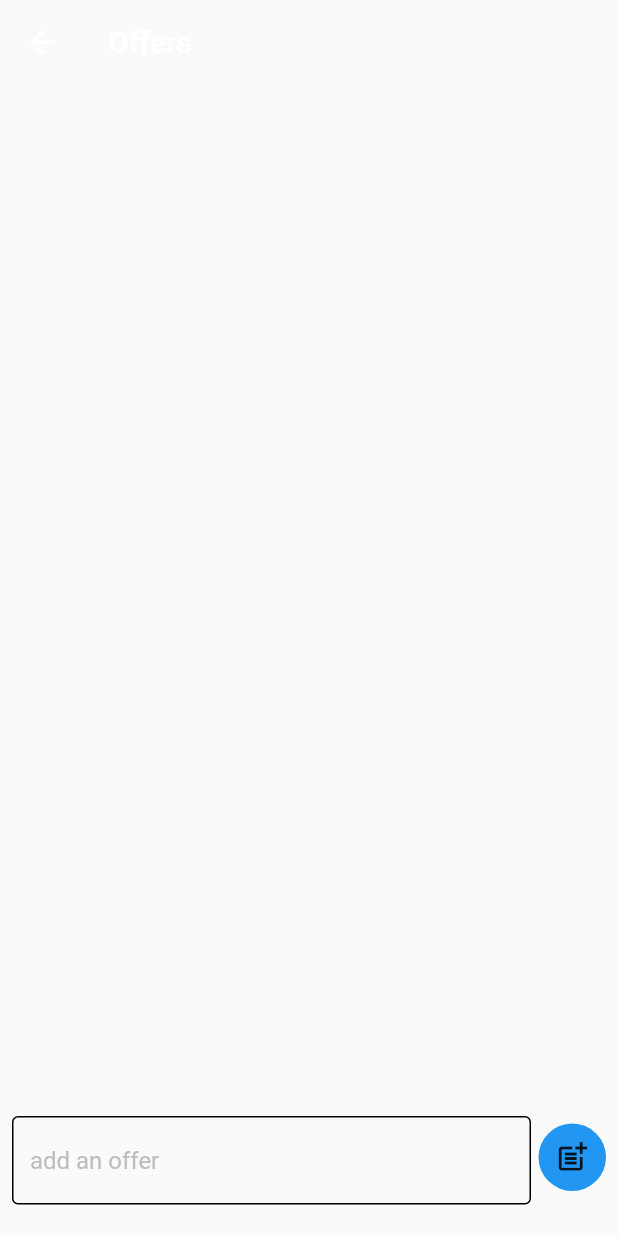
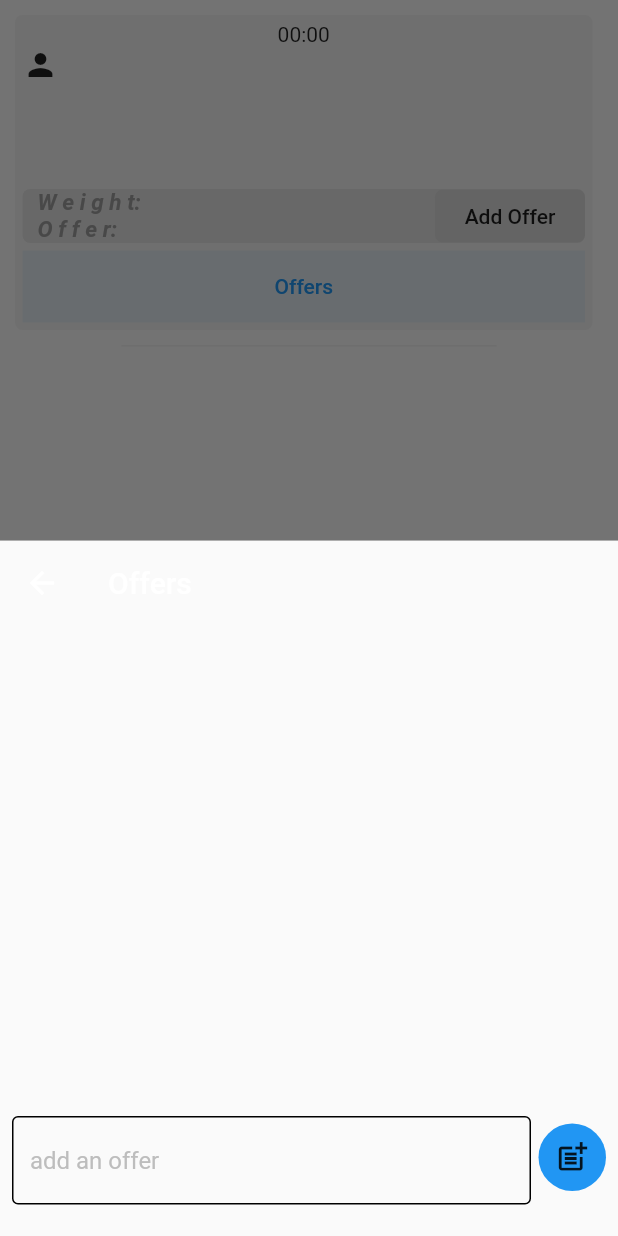
Before and after one commit to KamelDEL/social_transport, a Flutter app: the Post widget shown alone on an empty page, opened directly with empty values, after a tap on "Offers", on a phone screen of 412 x 824 dp. Run offline on Flutter 3.47's test engine with Material 2 defaults, Android fonts, the phone set to English and light mode, and no system bars; drawn by our look-alikes of flutter_animate; our stand-ins replace cloud_firestore, dotted_border, firebase_auth, firebase_core; accounts and stored records are empty; generated files the repository leaves out were written again.

Commit message:
DoneW/Comments

```diff
--- a/lib/components/comments.dart
+++ b/lib/components/comments.dart
@@ -18,11 +18,13 @@ class Comments extends StatelessWidget {
         title: const Text("Offers"),
       ),
       body:
-          Column(
-            children: [
-              Expanded(child: CommentField(id: id)),
-              TextingBar(id: id)
-            ],
+          SizedBox(
+            child: Column(
+              children: [
+                Expanded(child: CommentField(id: id)),
+                TextingBar(id: id)
+              ],
+            ),
           )
     );
   }
--- a/lib/components/post.dart
+++ b/lib/components/post.dart
@@ -248,11 +248,14 @@ class _PostState extends State<Post> {
                         child: Container(
                           color: Colors.blue.withAlpha(20),
                           child: TextButton(child: const Text('Offers'),onPressed: (){
-                            Navigator.push(
-                                context,
-                                MaterialPageRoute(
-                                  builder: (context) => Comments(id: widget.postId)),
-                              );
+                            showModalBottomSheet(context: context, builder: (BuildContext context){
+                              return Comments(id: widget.postId);
+                            });
+                            // Navigator.push(
+                            //     context,
+                            //     MaterialPageRoute(
+                            //       builder: (context) => Comments(id: widget.postId)),
+                            //   );
                           },),
                         ),
                       )),
--- a/lib/pages/home.dart
+++ b/lib/pages/home.dart
@@ -65,7 +65,7 @@ class _HomeState extends State<Home> {
         onTap: _navigateBottomBar,
         items: const [
           BottomNavigationBarItem(icon: Icon(Icons.home), label: "home"),
-          BottomNavigationBarItem(icon: Icon(Icons.person), label: "profile"),
+          BottomNavigationBarItem(icon: Icon(Icons.history), label: "history"),
         ],
       ),
       body: _children[_selectedIndex],
--- a/lib/pages/transfers.dart
+++ b/lib/pages/transfers.dart
@@ -65,7 +65,7 @@ class _TransfersState extends State<Transfers> {
             .collection("Transfers")
             .orderBy(
               'TimeStamp',
-              descending: true
+              descending: true,
             ).snapshots(),
           builder: (context, snapshot) {
             if(snapshot.hasData){
--- a/pubspec.yaml
+++ b/pubspec.yaml
@@ -41,6 +41,7 @@ dependencies:
   cloud_firestore: ^4.8.3
   dotted_border: ^2.0.0+3
   flutter_animate: ^4.2.0
+  lint: ^2.1.2
 
 dev_dependencies:
   flutter_test:
```
Also changed, not shown: pubspec.lock.
